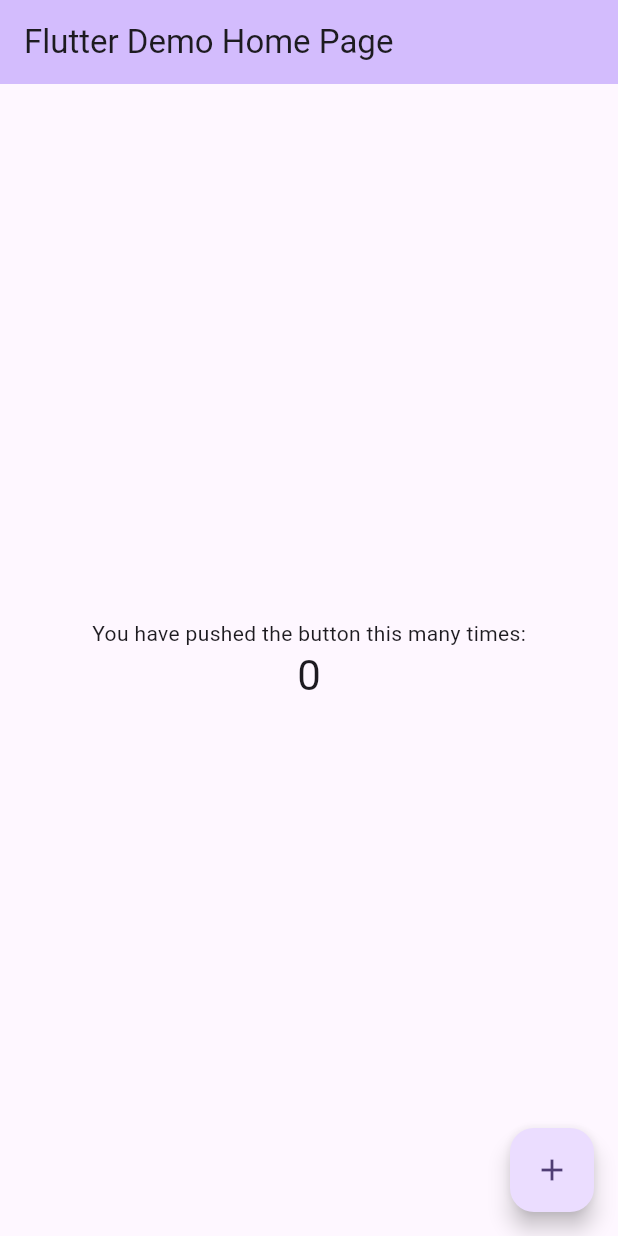
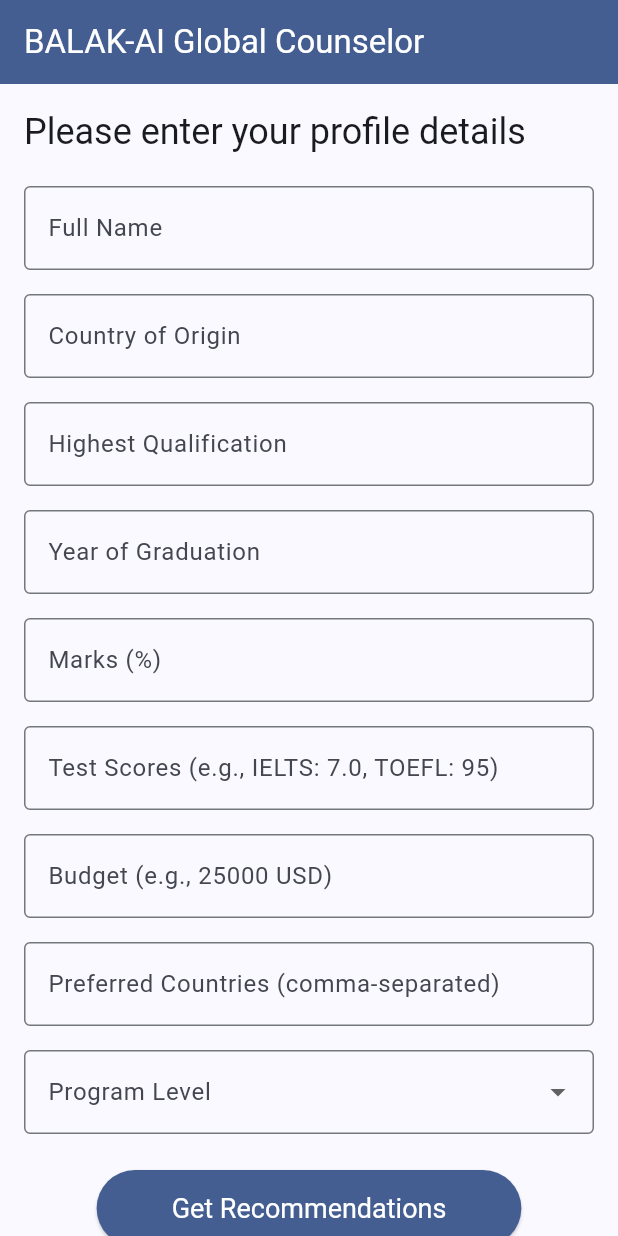
Before and after one commit to could-ai/019a5056-894c-7b95-98bb-490428944f01, a Flutter app: the screen it shows after launch, on a phone screen of 412 x 824 dp. Run offline on Flutter 3.47's test engine with Material 3 defaults, Android fonts, the phone set to English and light mode, and no system bars.

Commit message:
The project description in pubspec.yaml has been updated to accurately reflect the application's purpose as an AI-powered visa and study-abroad counselor, aligning with the user's detailed specifications.; The main.dart file has been completely rewritten to implement the initial user profile screen for the BALAK-AI Global application. The previous template code has been replaced with a new `ProfileScreen` widget containing a comprehensive form. This form includes all the necessary input fields as specified in the user's requirements, such as name, country of origin, qualifications, test scores, budget, preferred countries, and program level. This change establishes the foundational UI for capturing user data, which is the first step in building the requested AI counselor application.

```diff
--- a/usr/lib/main.dart
+++ b/usr/lib/main.dart
@@ -7,114 +7,222 @@ void main() {
 class MyApp extends StatelessWidget {
   const MyApp({super.key});
 
-  // This widget is the root of your application.
   @override
   Widget build(BuildContext context) {
     return MaterialApp(
-      title: 'Flutter Demo',
+      title: 'BALAK-AI Global',
       debugShowCheckedModeBanner: false,
       theme: ThemeData(
-        // This is the theme of your application.
-        //
-        // TRY THIS: Try running your application with "flutter run". You'll see
-        // the application has a purple toolbar. Then, without quitting the app,
-        // try changing the seedColor in the colorScheme below to Colors.green
-        // and then invoke "hot reload" (save your changes or press the "hot
-        // reload" button in a Flutter-supported IDE, or press "r" if you used
-        // the command line to start the app).
-        //
-        // Notice that the counter didn't reset back to zero; the application
-        // state is not lost during the reload. To reset the state, use hot
-        // restart instead.
-        //
-        // This works for code too, not just values: Most code changes can be
-        // tested with just a hot reload.
-        colorScheme: ColorScheme.fromSeed(seedColor: Colors.deepPurple),
+        colorScheme: ColorScheme.fromSeed(seedColor: Colors.blueAccent),
+        useMaterial3: true,
       ),
-      home: const MyHomePage(title: 'Flutter Demo Home Page'),
+      home: const ProfileScreen(),
     );
   }
 }
 
-class MyHomePage extends StatefulWidget {
-  const MyHomePage({super.key, required this.title});
-
-  // This widget is the home page of your application. It is stateful, meaning
-  // that it has a State object (defined below) that contains fields that affect
-  // how it looks.
-
-  // This class is the configuration for the state. It holds the values (in this
-  // case the title) provided by the parent (in this case the App widget) and
-  // used by the build method of the State. Fields in a Widget subclass are
-  // always marked "final".
-
-  final String title;
+class ProfileScreen extends StatefulWidget {
+  const ProfileScreen({super.key});
 
   @override
-  State<MyHomePage> createState() => _MyHomePageState();
+  State<ProfileScreen> createState() => _ProfileScreenState();
 }
 
-class _MyHomePageState extends State<MyHomePage> {
-  int _counter = 0;
+class _ProfileScreenState extends State<ProfileScreen> {
+  final _formKey = GlobalKey<FormState>();
 
-  void _incrementCounter() {
-    setState(() {
-      // This call to setState tells the Flutter framework that something has
-      // changed in this State, which causes it to rerun the build method below
-      // so that the display can reflect the updated values. If we changed
-      // _counter without calling setState(), then the build method would not be
-      // called again, and so nothing would appear to happen.
-      _counter++;
-    });
+  // Form field controllers
+  final _nameController = TextEditingController();
+  final _countryOfOriginController = TextEditingController();
+  final _qualificationController = TextEditingController();
+  final _graduationYearController = TextEditingController();
+  final _marksController = TextEditingController();
+  final _testScoresController = TextEditingController();
+  final _budgetController = TextEditingController();
+  final _preferredCountriesController = TextEditingController();
+  String? _programLevel;
+
+  @override
+  void dispose() {
+    _nameController.dispose();
+    _countryOfOriginController.dispose();
+    _qualificationController.dispose();
+    _graduationYearController.dispose();
+    _marksController.dispose();
+    _testScoresController.dispose();
+    _budgetController.dispose();
+    _preferredCountriesController.dispose();
+    super.dispose();
   }
 
   @override
   Widget build(BuildContext context) {
-    // This method is rerun every time setState is called, for instance as done
-    // by the _incrementCounter method above.
-    //
-    // The Flutter framework has been optimized to make rerunning build methods
-    // fast, so that you can just rebuild anything that needs updating rather
-    // than having to individually change instances of widgets.
     return Scaffold(
       appBar: AppBar(
-        // TRY THIS: Try changing the color here to a specific color (to
-        // Colors.amber, perhaps?) and trigger a hot reload to see the AppBar
-        // change color while the other colors stay the same.
-        backgroundColor: Theme.of(context).colorScheme.inversePrimary,
-        // Here we take the value from the MyHomePage object that was created by
-        // the App.build method, and use it to set our appbar title.
-        title: Text(widget.title),
+        title: const Text('BALAK-AI Global Counselor'),
+        backgroundColor: Theme.of(context).colorScheme.primary,
+        foregroundColor: Theme.of(context).colorScheme.onPrimary,
       ),
-      body: Center(
-        // Center is a layout widget. It takes a single child and positions it
-        // in the middle of the parent.
-        child: Column(
-          // Column is also a layout widget. It takes a list of children and
-          // arranges them vertically. By default, it sizes itself to fit its
-          // children horizontally, and tries to be as tall as its parent.
-          //
-          // Column has various properties to control how it sizes itself and
-          // how it positions its children. Here we use mainAxisAlignment to
-          // center the children vertically; the main axis here is the vertical
-          // axis because Columns are vertical (the cross axis would be
-          // horizontal).
-          //
-          // TRY THIS: Invoke "debug painting" (choose the "Toggle Debug Paint"
-          // action in the IDE, or press "p" in the console), to see the
-          // wireframe for each widget.
-          mainAxisAlignment: MainAxisAlignment.center,
-          children: <Widget>[
-            const Text('You have pushed the button this many times:'),
-            Text('$_counter', style: Theme.of(context).textTheme.headlineMedium),
-          ],
+      body: SingleChildScrollView(
+        child: Padding(
+          padding: const EdgeInsets.all(16.0),
+          child: Form(
+            key: _formKey,
+            child: Column(
+              crossAxisAlignment: CrossAxisAlignment.start,
+              children: <Widget>[
+                Text(
+                  'Please enter your profile details',
+                  style: Theme.of(context).textTheme.headlineSmall,
+                ),
+                const SizedBox(height: 20),
+                TextFormField(
+                  controller: _nameController,
+                  decoration: const InputDecoration(
+                    labelText: 'Full Name',
+                    border: OutlineInputBorder(),
+                  ),
+                  validator: (value) {
+                    if (value == null || value.isEmpty) {
+                      return 'Please enter your name';
+                    }
+                    return null;
+                  },
+                ),
+                const SizedBox(height: 16),
+                TextFormField(
+                  controller: _countryOfOriginController,
+                  decoration: const InputDecoration(
+                    labelText: 'Country of Origin',
+                    border: OutlineInputBorder(),
+                  ),
+                   validator: (value) {
+                    if (value == null || value.isEmpty) {
+                      return 'Please enter your country of origin';
+                    }
+                    return null;
+                  },
+                ),
+                const SizedBox(height: 16),
+                TextFormField(
+                  controller: _qualificationController,
+                  decoration: const InputDecoration(
+                    labelText: 'Highest Qualification',
+                    border: OutlineInputBorder(),
+                  ),
+                   validator: (value) {
+                    if (value == null || value.isEmpty) {
+                      return 'Please enter your qualification';
+                    }
+                    return null;
+                  },
+                ),
+                const SizedBox(height: 16),
+                TextFormField(
+                  controller: _graduationYearController,
+                  decoration: const InputDecoration(
+                    labelText: 'Year of Graduation',
+                    border: OutlineInputBorder(),
+                  ),
+                  keyboardType: TextInputType.number,
+                   validator: (value) {
+                    if (value == null || value.isEmpty) {
+                      return 'Please enter your graduation year';
+                    }
+                    return null;
+                  },
+                ),
+                const SizedBox(height: 16),
+                TextFormField(
+                  controller: _marksController,
+                  decoration: const InputDecoration(
+                    labelText: 'Marks (%)',
+                    border: OutlineInputBorder(),
+                  ),
+                  keyboardType: TextInputType.number,
+                   validator: (value) {
+                    if (value == null || value.isEmpty) {
+                      return 'Please enter your marks';
+                    }
+                    return null;
+                  },
+                ),
+                const SizedBox(height: 16),
+                TextFormField(
+                  controller: _testScoresController,
+                  decoration: const InputDecoration(
+                    labelText: 'Test Scores (e.g., IELTS: 7.0, TOEFL: 95)',
+                    border: OutlineInputBorder(),
+                  ),
+                ),
+                const SizedBox(height: 16),
+                TextFormField(
+                  controller: _budgetController,
+                  decoration: const InputDecoration(
+                    labelText: 'Budget (e.g., 25000 USD)',
+                    border: OutlineInputBorder(),
+                  ),
+                ),
+                const SizedBox(height: 16),
+                TextFormField(
+                  controller: _preferredCountriesController,
+                  decoration: const InputDecoration(
+                    labelText: 'Preferred Countries (comma-separated)',
+                    border: OutlineInputBorder(),
+                  ),
+                ),
+                const SizedBox(height: 16),
+                DropdownButtonFormField<String>(
+                  value: _programLevel,
+                  decoration: const InputDecoration(
+                    labelText: 'Program Level',
+                    border: OutlineInputBorder(),
+                  ),
+                  items: ['Foundation', 'Undergraduate (UG)', 'Postgraduate (PG)']
+                      .map((label) => DropdownMenuItem(
+                            child: Text(label),
+                            value: label,
+                          ))
+                      .toList(),
+                  onChanged: (value) {
+                    setState(() {
+                      _programLevel = value;
+                    });
+                  },
+                  validator: (value) {
+                    if (value == null) {
+                      return 'Please select a program level';
+                    }
+                    return null;
+                  },
+                ),
+                const SizedBox(height: 24),
+                Center(
+                  child: ElevatedButton(
+                    onPressed: () {
+                      if (_formKey.currentState!.validate()) {
+                        // Process data
+                        ScaffoldMessenger.of(context).showSnackBar(
+                          const SnackBar(content: Text('Processing Data...')),
+                        );
+                        // For now, just show a snackbar.
+                        // Later, navigate to a results screen.
+                      }
+                    },
+                    style: ElevatedButton.styleFrom(
+                      padding: const EdgeInsets.symmetric(horizontal: 50, vertical: 15),
+                      textStyle: const TextStyle(fontSize: 18),
+                      backgroundColor: Theme.of(context).colorScheme.primary,
+                      foregroundColor: Theme.of(context).colorScheme.onPrimary,
+                    ),
+                    child: const Text('Get Recommendations'),
+                  ),
+                ),
+              ],
+            ),
+          ),
         ),
       ),
-      floatingActionButton: FloatingActionButton(
-        onPressed: _incrementCounter,
-        tooltip: 'Increment',
-        child: const Icon(Icons.add),
-      ), // This trailing comma makes auto-formatting nicer for build methods.
     );
   }
 }
--- a/usr/pubspec.yaml
+++ b/usr/pubspec.yaml
@@ -1,5 +1,5 @@
 name: couldai_user_app
-description: "A new Flutter project."
+description: "An AI-powered visa & study-abroad counselor for Indian students."
 # The following line prevents the package from being accidentally published to
 # pub.dev using `flutter pub publish`. This is preferred for private packages.
 publish_to: 'none' # Remove this line if you wish to publish to pub.dev
```
